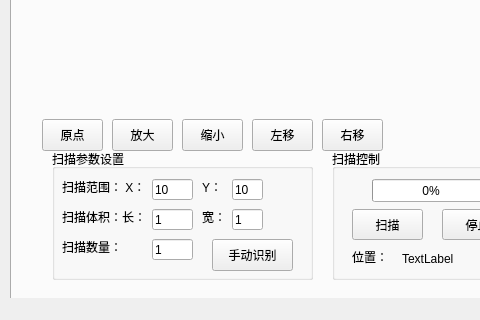
This is main_window.ui in touchmii/Laser_Scan as Qt 5 draws it before an edit; both pictures show x 0 to 480 and y 420 to 740 of the 822 by 740 pixel window. The edited form follows.
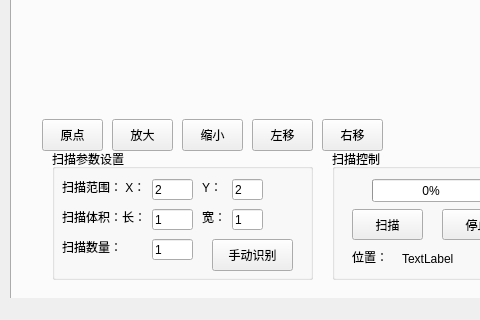
This is the edited form. Custom widgets are drawn as their Qt base class.

```diff
--- a/main_window.ui
+++ b/main_window.ui
@@ -112,7 +112,7 @@
         </rect>
        </property>
        <property name="text">
-        <string>10</string>
+        <string>2</string>
        </property>
       </widget>
       <widget class="QLineEdit" name="lineEdit_scanrangey">
@@ -125,7 +125,7 @@
         </rect>
        </property>
        <property name="text">
-        <string>10</string>
+        <string>2</string>
        </property>
       </widget>
       <widget class="QLineEdit" name="lineEdit_scanvolumel">
```
